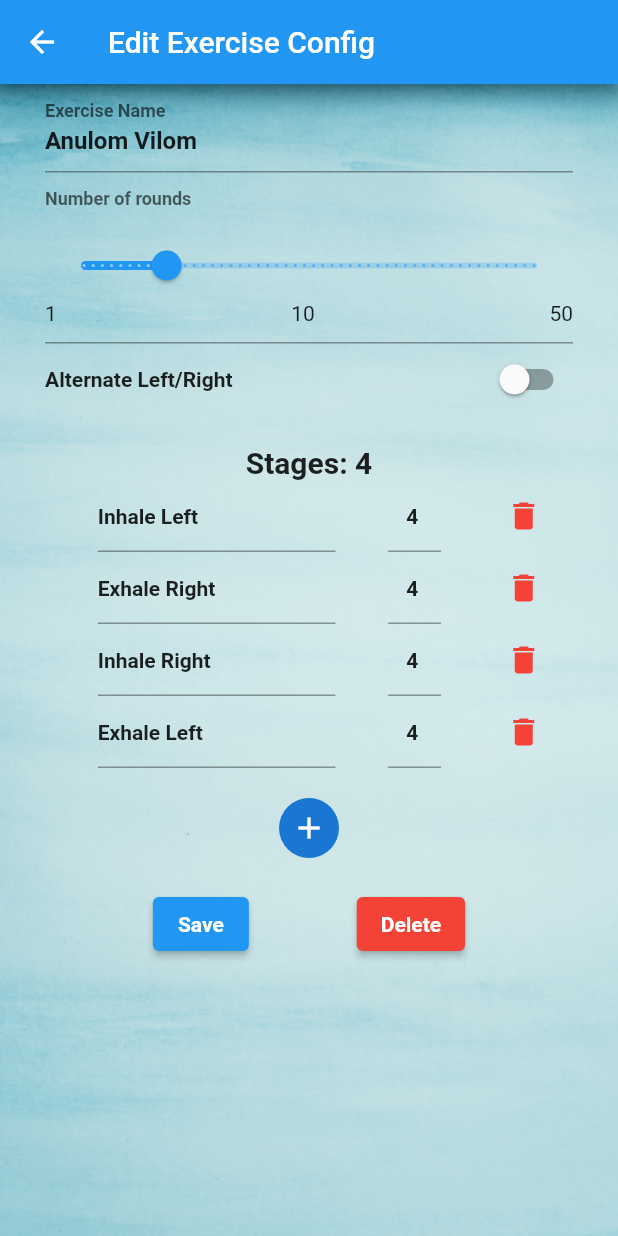
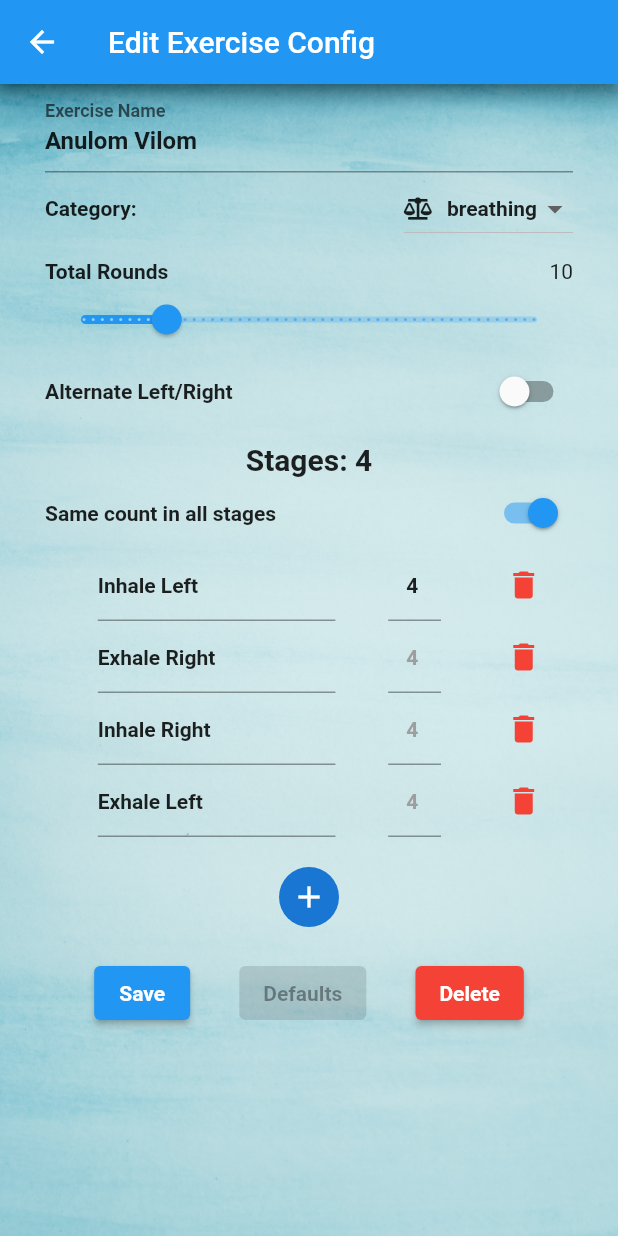
Before and after one commit to sandeshgoel/yoga-app, a Flutter app: the MyHomePage screen opened directly, after a tap on the "edit" icon, on a phone screen of 412 x 824 dp. Run offline on Flutter 3.47's test engine with Material 2 defaults, Android fonts, the phone set to English and light mode, and no system bars; drawn by our look-alikes of flutter_form_builder; our stand-ins replace audioplayers, charts_flutter, cloud_firestore, firebase_auth, firebase_core, flutter_local_notifications and 10 more; missing offline and left inert: volume_control, workmanager; accounts and stored records are empty.

Commit message:
Added exercise category, same count, url launcher

```diff
--- a/lib/pages/edit_exercise_page.dart
+++ b/lib/pages/edit_exercise_page.dart
@@ -1,4 +1,6 @@
+import 'package:flutter/foundation.dart';
 import 'package:flutter/material.dart';
+import 'package:font_awesome_flutter/font_awesome_flutter.dart';
 import 'package:provider/provider.dart';
 
 import 'package:flutter_form_builder/flutter_form_builder.dart';
@@ -54,7 +56,7 @@ class _EditConfigPageState extends State<EditConfigPage> {
 
   Widget _editConfigPage(context, cfg) {
     var settings = Provider.of<YogaSettings>(context, listen: false);
-    print('**** _editConfigPage: ${settings.cps}');
+    //print('**** _editConfigPage: ${settings.cps}');
     var pindex = settings.findParamIndex(cfg);
     ConfigParam cp = settings.getParam(pindex);
 
@@ -74,18 +76,68 @@ class _EditConfigPageState extends State<EditConfigPage> {
                     style: TextStyle(fontWeight: FontWeight.bold),
                   ),
 
+                  // Category
+
+                  Row(
+                    mainAxisAlignment: MainAxisAlignment.start,
+                    children: [
+                      Text('Category:', style: settingsTextStyle),
+                      Expanded(child: Container()),
+                      DropdownButton<String>(
+                        value: describeEnum(cp.category),
+                        onChanged: (String? newValue) {
+                          setState(() {
+                            cp.category = ConfigParam.strToCategory(newValue!);
+                          });
+                        },
+                        items: ExCategory.values
+                            .map((e) => describeEnum(e))
+                            .toList()
+                            .asMap()
+                            .entries
+                            .map<DropdownMenuItem<String>>((entry) {
+                          return DropdownMenuItem<String>(
+                            value: entry.value,
+                            child: Row(
+                              children: [
+                                FaIcon(
+                                  FontAwesomeIcons.balanceScale,
+//                                  color: Colors.orange,
+                                  size: 15,
+                                ),
+                                SizedBox(width: 10),
+                                Text(
+                                  '${entry.value}',
+                                  style: settingsTextStyle,
+                                ),
+                              ],
+                            ),
+                          );
+                        }).toList(),
+                      ),
+                    ],
+                  ),
+
                   // Number of rounds
 
-                  FormBuilderSlider(
-                    name: 'rounds',
-                    initialValue: cp.rounds.toDouble(),
+                  SizedBox(height: 10),
+                  Row(
+                    children: [
+                      Text('Total Rounds', style: settingsTextStyle),
+                      Expanded(child: Container()),
+                      Text('${cp.rounds}'),
+                    ],
+                  ),
+                  Slider(
+                    value: cp.rounds.toDouble(),
                     min: 1,
                     max: 50,
                     divisions: 49,
-                    decoration: InputDecoration(
-                        labelText: 'Number of rounds',
-                        labelStyle: TextStyle(fontWeight: FontWeight.bold)),
-                    textStyle: TextStyle(fontWeight: FontWeight.bold),
+                    onChanged: (val) {
+                      setState(() {
+                        cp.rounds = val.toInt();
+                      });
+                    },
                   ),
 
                   // Alternate Left Right
@@ -94,9 +146,7 @@ class _EditConfigPageState extends State<EditConfigPage> {
                     mainAxisAlignment: MainAxisAlignment.center,
                     children: [
                       Text('Alternate Left/Right', style: settingsTextStyle),
-                      Expanded(
-                        child: Container(),
-                      ),
+                      Expanded(child: Container()),
                       Switch(
                         value: cp.altLeftRight,
                         onChanged: (val) {
@@ -107,7 +157,7 @@ class _EditConfigPageState extends State<EditConfigPage> {
                       ),
                     ],
                   ),
-                  SizedBox(height: 20)
+                  SizedBox(height: 10)
                 ] +
                 _stageList(settings, cfg) +
                 [
@@ -118,6 +168,10 @@ class _EditConfigPageState extends State<EditConfigPage> {
                       ElevatedButton(
                           onPressed: () => _saveConfig(context, cfg),
                           child: Text('Save', style: settingsTextStyle)),
+                      ElevatedButton(
+                        onPressed: null,
+                        child: Text('Defaults', style: settingsTextStyle),
+                      ),
                       ElevatedButton(
                           style: ElevatedButton.styleFrom(primary: Colors.red),
                           onPressed: () => _deleteConfig(context, cfg),
@@ -166,10 +220,10 @@ class _EditConfigPageState extends State<EditConfigPage> {
     //print('_saveConfig: Before $pindex ${settings.cps}');
     ConfigParam cp = settings.getParam(pindex);
     cp.name = values['configName'];
-    cp.rounds = values['rounds'].toInt();
+    //cp.rounds = values['rounds'].toInt();
     for (var i = 0; i < cp.stages.length; i++) {
       cp.stages[i].name = values['stagename' + i.toString()];
-      cp.stages[i].count = int.parse(values['stagecount' + i.toString()]);
+      //cp.stages[i].count = int.parse(values['stagecount' + i.toString()]);
     }
     settings.setParam(pindex, cp);
     //print('_saveConfig: $pindex $cp');
@@ -214,7 +268,7 @@ class _EditConfigPageState extends State<EditConfigPage> {
     setState(() {
       var pindex = settings.findParamIndex(cfg);
       ConfigParam cp = settings.getParam(pindex);
-      cp.stages.add(Stage('Stagename', 4));
+      cp.stages.add(Stage('Stagename', cp.sameCount ? cp.stages[0].count : 4));
       settings.setParam(pindex, cp);
     });
   }
@@ -231,16 +285,41 @@ class _EditConfigPageState extends State<EditConfigPage> {
 
   List<Widget> _stageList(settings, cfg) {
     List<Widget> list = [];
-    var pindex = settings.findParamIndex(cfg);
-    var stages = settings.getParam(pindex).stages;
+    int pindex = settings.findParamIndex(cfg);
+    ConfigParam cp = settings.getParam(pindex);
+    List<TextEditingController> _ctrlList = [];
 
     list.add(Center(
         child: Text(
-      'Stages: ${stages.length}',
+      'Stages: ${cp.stages.length}',
       style: TextStyle(fontSize: 20, fontWeight: FontWeight.bold),
     )));
 
-    for (var i = 0; i < stages.length; i++) {
+    list.add(
+      Row(
+        mainAxisAlignment: MainAxisAlignment.center,
+        children: [
+          Text('Same count in all stages', style: settingsTextStyle),
+          Expanded(child: Container()),
+          Switch(
+            value: cp.sameCount,
+            onChanged: (val) {
+              setState(() {
+                cp.sameCount = val;
+                if (cp.sameCount)
+                  for (var i = 0; i < cp.stages.length; i++)
+                    cp.stages[i].count = cp.stages[0].count;
+              });
+            },
+          ),
+        ],
+      ),
+    );
+    for (var i = 0; i < cp.stages.length; i++)
+      _ctrlList.add(TextEditingController(text: cp.stages[i].count.toString()));
+
+    for (var i = 0; i < cp.stages.length; i++) {
+      bool disableCount = (cp.sameCount & (i > 0));
       list.add(Row(
         mainAxisAlignment: MainAxisAlignment.spaceEvenly,
         children: [
@@ -249,25 +328,37 @@ class _EditConfigPageState extends State<EditConfigPage> {
             flex: 45,
             child: FormBuilderTextField(
               name: 'stagename$i',
-              initialValue: stages[i].name,
+              initialValue: cp.stages[i].name,
               style: settingsTextStyle,
             ),
           ),
           Expanded(flex: 10, child: Container()),
           Expanded(
             flex: 10,
-            child: FormBuilderTextField(
-              name: 'stagecount$i',
-              initialValue: stages[i].count.toString(),
+            child: TextFormField(
+              controller: _ctrlList[i],
+              //..text = cp.stages[i].count.toString(),
+              //initialValue: disableCount ? '-' : cp.stages[i].count.toString(),
               keyboardType: TextInputType.number,
               textAlign: TextAlign.center,
-              style: settingsTextStyle,
+              style: disableCount ? settingsTextStyleGrey : settingsTextStyle,
+              readOnly: disableCount ? true : false,
+
+              onChanged: (val) {
+                if (cp.sameCount & (i == 0)) {
+                  for (int j = 1; j < cp.stages.length; j++) {
+                    cp.stages[j].count = int.tryParse(val) ?? 0;
+                    _ctrlList[j].text = val;
+                  }
+                }
+                cp.stages[i].count = int.tryParse(val) ?? 0;
+              },
             ),
           ),
           Expanded(flex: 10, child: Container()),
           Expanded(
             flex: 5,
-            child: stages.length == 1
+            child: cp.stages.length == 1
                 ? Container()
                 : IconButton(
                     icon: Icon(Icons.delete),
--- a/lib/pages/exercises_page.dart
+++ b/lib/pages/exercises_page.dart
@@ -187,7 +187,8 @@ class _ExercisesPageState extends State<ExercisesPage> {
         cfgName = 'Custom exercise ' + i.toString();
         i++;
       } while (settings.findParamIndex(cfgName) != -1);
-      settings.addParam(new ConfigParam(cfgName, 10, [Stage('Stagename', 4)]));
+      settings.addParam(new ConfigParam(
+          cfgName, ExCategory.breathing, 10, [Stage('Stagename', 4)]));
     } else {
       settings.addParam(settings.getExerciseFromLib(cfgName)!);
     }
--- a/lib/services/settings.dart
+++ b/lib/services/settings.dart
@@ -1,4 +1,5 @@
 import 'dart:convert';
+import 'package:flutter/foundation.dart';
 import 'package:flutter/material.dart';
 import 'package:shared_preferences/shared_preferences.dart';
 import 'package:yoga/services/database.dart';
@@ -26,33 +27,50 @@ class Stage {
 
 // ------------------------------------------------------
 
+enum ExCategory { breathing, standing, sitting }
+
 class ConfigParam {
   late String name;
+  late ExCategory category;
   late int rounds;
   bool altLeftRight = false;
   late List<Stage> stages;
+  bool sameCount = false;
 
-  ConfigParam(this.name, this.rounds, this.stages, {this.altLeftRight = false});
+  ConfigParam(this.name, this.category, this.rounds, this.stages,
+      {this.altLeftRight = false, this.sameCount = false});
 
   @override
   String toString() {
-    return '{$name, $rounds, $altLeftRight : $stages}\n';
+    return '{$name, $category, $rounds, $altLeftRight, $sameCount : $stages}\n';
   }
 
   Map<String, dynamic> toJson() {
     return {
       'name': this.name,
+      'category': describeEnum(this.category),
       'rounds': this.rounds,
       'altLeftRight': this.altLeftRight,
+      'sameCount': this.sameCount,
       'stages': this.stages.map((x) => x.toJson()).toList()
     };
   }
 
   ConfigParam.fromJson(Map<String, dynamic> json) {
     this.name = json['name'];
+    this.category =
+        strToCategory(json['category'] ?? describeEnum(ExCategory.breathing));
     this.rounds = json['rounds'];
     this.altLeftRight = json['altLeftRight'];
+    this.sameCount = json['sameCount'] ?? false;
     this.stages = json['stages'].map<Stage>((x) => Stage.fromJson(x)).toList();
+  }
+
+  static ExCategory strToCategory(String c) {
+    ExCategory res = ExCategory.values.firstWhere((e) => describeEnum(e) == c,
+        orElse: () => ExCategory.breathing);
+
+    return res;
   }
 }
 
@@ -230,27 +248,34 @@ class YogaSettings with ChangeNotifier {
   // ----------------------------------------------------
 
   List<ConfigParam> _exerciseLib = [
-    ConfigParam(exAnulomVilom, 10, [
-      Stage('Inhale Left', 4),
-      Stage('Exhale Right', 4),
-      Stage('Inhale Right', 4),
-      Stage('Exhale Left', 4),
-    ]),
-    ConfigParam(exDeepBreathing, 20, [Stage('Inhale', 4), Stage('Exhale', 4)]),
-    ConfigParam(exBhramari, 10,
+    ConfigParam(
+        exAnulomVilom,
+        ExCategory.breathing,
+        10,
+        [
+          Stage('Inhale Left', 4),
+          Stage('Exhale Right', 4),
+          Stage('Inhale Right', 4),
+          Stage('Exhale Left', 4),
+        ],
+        sameCount: true),
+    ConfigParam(exDeepBreathing, ExCategory.breathing, 20,
+        [Stage('Inhale', 4), Stage('Exhale', 4)]),
+    ConfigParam(exBhramari, ExCategory.breathing, 10,
         [Stage('Inhale', 3), Stage('Exhale with humming sound', 6)]),
-    ConfigParam(exSheetkari, 10,
+    ConfigParam(exSheetkari, ExCategory.breathing, 10,
         [Stage('Inhale from mouth', 4), Stage('Exhale from nose', 4)]),
-    ConfigParam(
-        exSuryaBhedi, 10, [Stage('Inhale right', 4), Stage('Exhale left', 4)]),
-    ConfigParam(exChandraBhedi, 10,
+    ConfigParam(exSuryaBhedi, ExCategory.breathing, 10,
+        [Stage('Inhale right', 4), Stage('Exhale left', 4)]),
+    ConfigParam(exChandraBhedi, ExCategory.breathing, 10,
         [Stage('Inhale left', 4), Stage('Exhale right', 4)]),
-    ConfigParam(exKapaalBhaati, 10,
+    ConfigParam(exKapaalBhaati, ExCategory.breathing, 10,
         [Stage('Inhale gently', 4), Stage('Exhale with force', 4)]),
-    ConfigParam(exBhastrika, 10,
+    ConfigParam(exBhastrika, ExCategory.breathing, 10,
         [Stage('Hands up and Inhale', 4), Stage('Hands down and Exhale', 4)]),
     ConfigParam(
       exShavasana,
+      ExCategory.sitting,
       1,
       [
         Stage('Lie down still with eyes closed and relax', 60),
@@ -263,6 +288,7 @@ class YogaSettings with ChangeNotifier {
     ),
     ConfigParam(
         exSuryaNamaskara,
+        ExCategory.standing,
         4,
         [
           Stage('Fold both hands', 4),
@@ -279,11 +305,13 @@ class YogaSettings with ChangeNotifier {
           Stage('Fold your hands', 4),
           Stage('Hands down', 4)
         ],
+        sameCount: true,
         altLeftRight: true),
-    ConfigParam(exHandRotation, 10, [Stage('Rotate', 2)]),
-    ConfigParam(exNeckUpDown, 10, [Stage('Neck down', 2), Stage('Neck up', 2)]),
-    ConfigParam(
-        exNeckRightLeft, 10, [Stage('Neck right', 2), Stage('Neck left', 2)]),
+    ConfigParam(exHandRotation, ExCategory.standing, 10, [Stage('Rotate', 2)]),
+    ConfigParam(exNeckUpDown, ExCategory.sitting, 10,
+        [Stage('Neck down', 2), Stage('Neck up', 2)]),
+    ConfigParam(exNeckRightLeft, ExCategory.sitting, 10,
+        [Stage('Neck right', 2), Stage('Neck left', 2)]),
   ];
 
   List<ConfigParam> getExerciseLib() {
--- a/lib/shared/constants.dart
+++ b/lib/shared/constants.dart
@@ -33,3 +33,5 @@ var textInputDeco = InputDecoration(
 );
 
 var settingsTextStyle = TextStyle(fontSize: 14, fontWeight: FontWeight.bold);
+var settingsTextStyleGrey =
+    TextStyle(fontSize: 14, fontWeight: FontWeight.bold, color: Colors.grey);
--- a/pubspec.yaml
+++ b/pubspec.yaml
@@ -44,6 +44,7 @@ dependencies:
   flutter_local_notifications: ^8.1.1
   package_info_plus: ^1.0.4
   workmanager: ^0.4.1
+  url_launcher: ^6.0.9
 
 flutter_icons:
   android: "launcher_icon"
```
Also changed, not shown: lib/pages/edit_settings_page.dart (+0 -34 lines), lib/pages/home_page.dart (+39 -19 lines), pubspec.lock.
